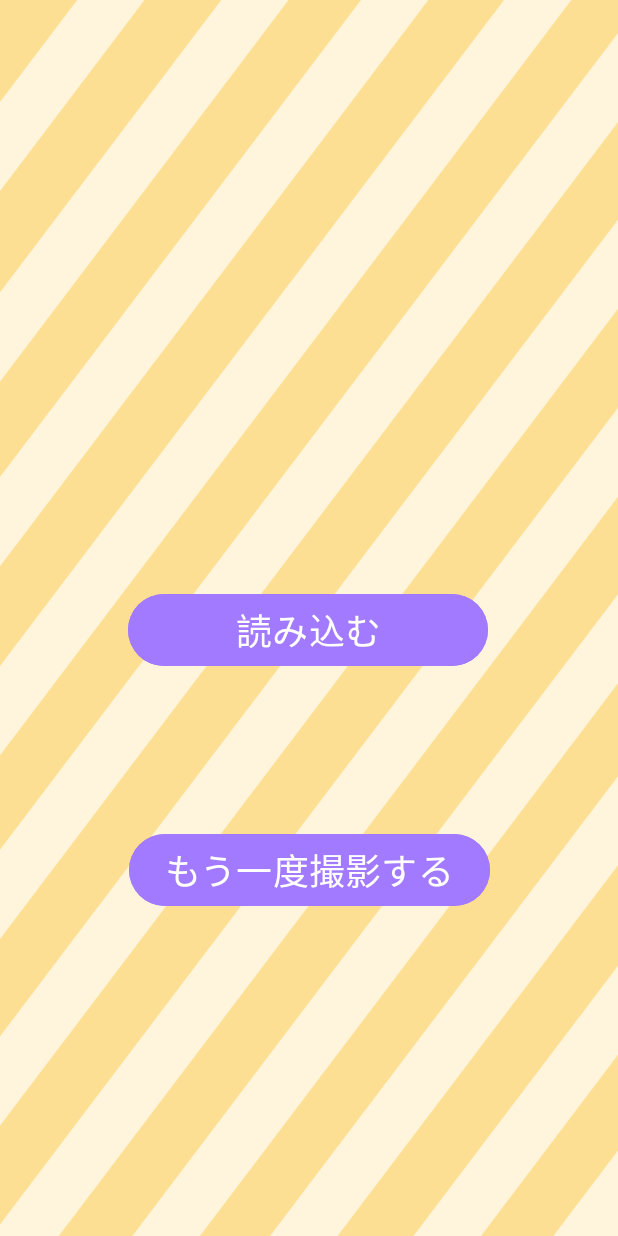
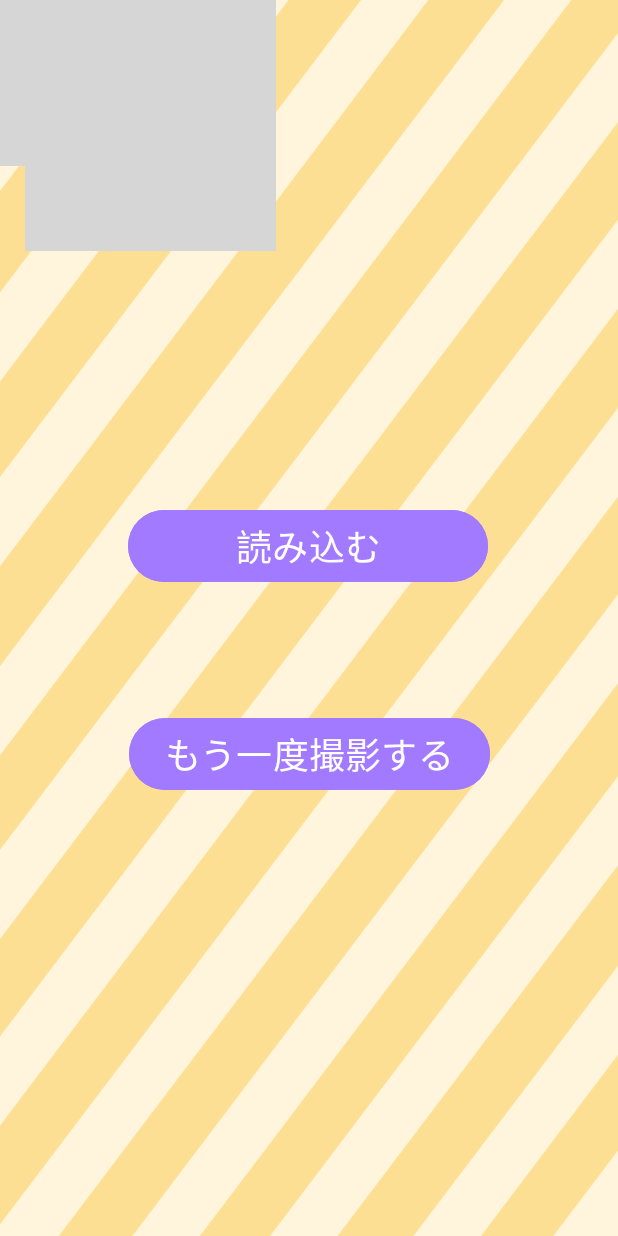
Before and after one commit to kaimu134383431/Fresh_meat_identification, an Android app: the CameraActivity screen opened directly, with no data from a screen before it, on a phone screen of 412 x 824 dp. Run offline under Robolectric (Android 15) with nearby library versions, the phone set to English and light mode, and no system bars; grey boxes are pictures that could not be loaded.

Commit message:
豚のイラスト付けた

```diff
--- a/app/src/main/res/layout/activity_camera.xml
+++ b/app/src/main/res/layout/activity_camera.xml
@@ -1,5 +1,6 @@
 <androidx.constraintlayout.widget.ConstraintLayout xmlns:android="http://schemas.android.com/apk/res/android"
     xmlns:app="http://schemas.android.com/apk/res-auto"
+    xmlns:tools="http://schemas.android.com/tools"
     android:layout_width="match_parent"
     android:layout_height="match_parent"
     android:background="@drawable/pg_background"
@@ -44,7 +45,7 @@
         android:id="@+id/b_loading"
         android:layout_width="240dp"
         android:layout_height="wrap_content"
-        android:layout_marginTop="120dp"
+        android:layout_marginTop="64dp"
         android:backgroundTint="#A27AFF"
         android:text="@string/loading_button_text"
         android:textColor="#FFFFFF"
@@ -67,7 +68,39 @@
         app:layout_constraintEnd_toEndOf="parent"
         app:layout_constraintStart_toStartOf="parent"
         app:layout_constraintTop_toBottomOf="@id/b_loading"
-        app:layout_constraintVertical_bias="0.325"
+        app:layout_constraintVertical_bias="0.219"
         app:layout_constraintWidth_percent="0.5" />
 
+    <ImageView
+        android:id="@+id/imageView4"
+        android:layout_width="200dp"
+        android:layout_height="167dp"
+        app:srcCompat="@drawable/pg_pig"
+        tools:layout_editor_absoluteX="-11dp"
+        tools:layout_editor_absoluteY="559dp" />
+
+    <ImageView
+        android:id="@+id/imageView5"
+        android:layout_width="110dp"
+        android:layout_height="111dp"
+        app:srcCompat="@drawable/pg_pig"
+        tools:layout_editor_absoluteX="158dp"
+        tools:layout_editor_absoluteY="604dp" />
+
+    <ImageView
+        android:id="@+id/imageView6"
+        android:layout_width="89dp"
+        android:layout_height="70dp"
+        app:srcCompat="@drawable/pg_pig"
+        tools:layout_editor_absoluteX="255dp"
+        tools:layout_editor_absoluteY="636dp" />
+
+    <ImageView
+        android:id="@+id/imageView7"
+        android:layout_width="51dp"
+        android:layout_height="61dp"
+        app:srcCompat="@drawable/pg_pig"
+        tools:layout_editor_absoluteX="344dp"
+        tools:layout_editor_absoluteY="645dp" />
+
 </androidx.constraintlayout.widget.ConstraintLayout>
```
